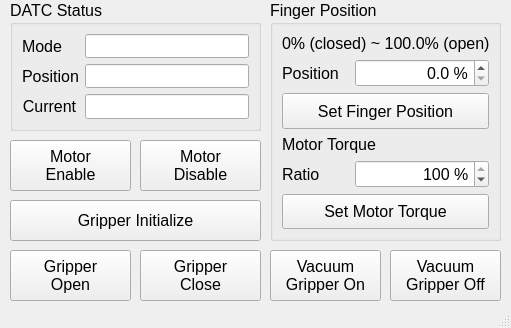
PlanA2G/datc_user_interface_ros2, file datc_control/ui/gripper_window.ui: the form before one commit.
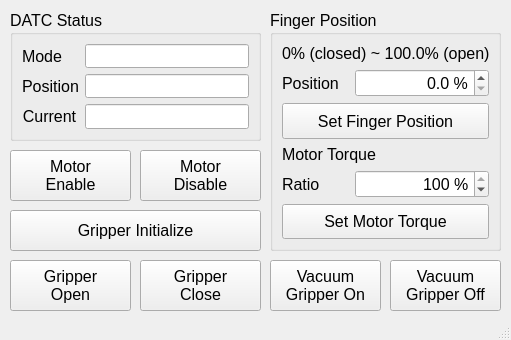
The form after the commit. Icons and pictures are not drawn.

```diff
--- a/datc_control/ui/gripper_window.ui
+++ b/datc_control/ui/gripper_window.ui
@@ -10,7 +10,7 @@
     <x>0</x>
     <y>0</y>
     <width>511</width>
-    <height>328</height>
+    <height>340</height>
    </rect>
   </property>
   <property name="palette">
@@ -92,7 +92,7 @@
     <property name="geometry">
      <rect>
       <x>10</x>
-      <y>140</y>
+      <y>150</y>
       <width>121</width>
       <height>51</height>
      </rect>
@@ -556,7 +556,7 @@
     <property name="geometry">
      <rect>
       <x>140</x>
-      <y>140</y>
+      <y>150</y>
       <width>121</width>
       <height>51</height>
      </rect>
@@ -578,7 +578,7 @@
     <property name="geometry">
      <rect>
       <x>10</x>
-      <y>0</y>
+      <y>10</y>
       <width>251</width>
       <height>131</height>
      </rect>
@@ -682,7 +682,7 @@
     <property name="geometry">
      <rect>
       <x>10</x>
-      <y>200</y>
+      <y>210</y>
       <width>251</width>
       <height>41</height>
      </rect>
@@ -703,7 +703,7 @@
     <property name="geometry">
      <rect>
       <x>10</x>
-      <y>250</y>
+      <y>260</y>
       <width>121</width>
       <height>51</height>
      </rect>
@@ -725,7 +725,7 @@
     <property name="geometry">
      <rect>
       <x>140</x>
-      <y>250</y>
+      <y>260</y>
       <width>121</width>
       <height>51</height>
      </rect>
@@ -747,7 +747,7 @@
     <property name="geometry">
      <rect>
       <x>270</x>
-      <y>250</y>
+      <y>260</y>
       <width>111</width>
       <height>51</height>
      </rect>
@@ -769,7 +769,7 @@
     <property name="geometry">
      <rect>
       <x>390</x>
-      <y>250</y>
+      <y>260</y>
       <width>111</width>
       <height>51</height>
      </rect>
@@ -791,7 +791,7 @@
     <property name="geometry">
      <rect>
       <x>270</x>
-      <y>0</y>
+      <y>10</y>
       <width>231</width>
       <height>241</height>
      </rect>
```
